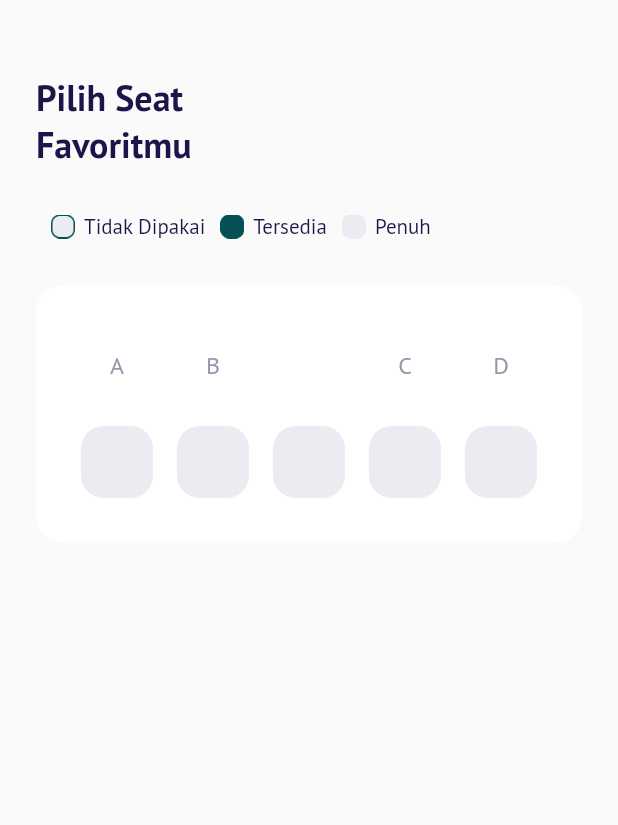
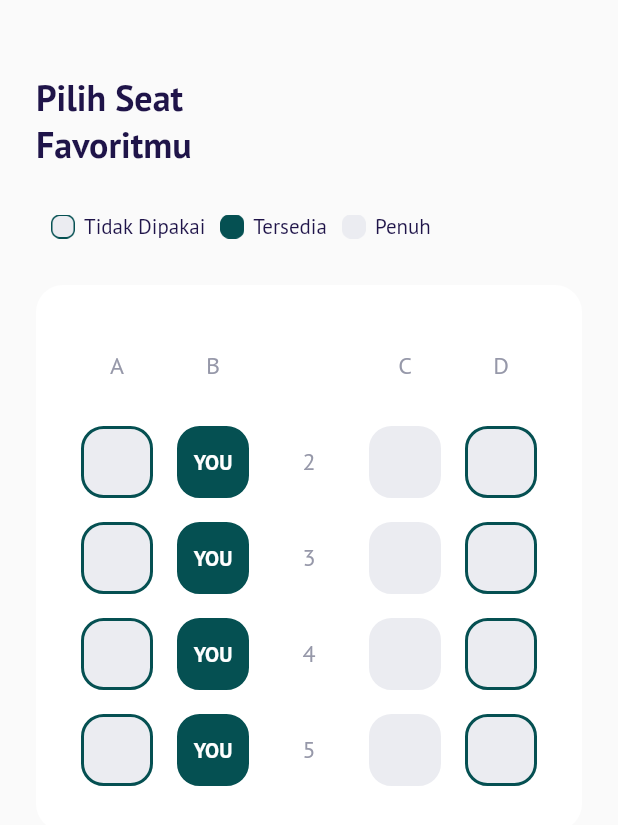
Before and after one commit to fredibagus12/terbangin-apps, a Flutter app: the ChooseSeatPage screen opened directly, on a phone screen of 412 x 824 dp. Shown: the top 825 px of the screen. Run offline on Flutter 3.47's test engine with Material 2 defaults, Android fonts, the phone set to English and light mode, and no system bars; our stand-ins replace google_fonts.

Commit message:
Choose Seat Page - Seat Item 2

```diff
--- a/terbangin/lib/ui/pages/choose_seat_page.dart
+++ b/terbangin/lib/ui/pages/choose_seat_page.dart
@@ -161,21 +161,107 @@ class ChooseSeatPage extends StatelessWidget {
                 ),
               ],
             ),
+            //NOTE: SEAT 1
             // ignore: avoid_unnecessary_containers
             Container(
               margin: const EdgeInsets.only(top: 16),
               child: Row(
                 mainAxisAlignment: MainAxisAlignment.spaceAround,
-                children: const [
-                  // ignore: prefer_const_constructors
-                  SeatItem(),
-                  SeatItem(),
-                  SeatItem(),
-                  SeatItem(),
-                  SeatItem(),
+                children: [
+                  const SeatItem(status: 0),
+                  const SeatItem(status: 1),
+                  Container(
+                    width: 48,
+                    height: 48,
+                    child: Center(
+                      child: Text(
+                        '2',
+                        style: greyTextStyle.copyWith(
+                          fontSize: 16,
+                        ),
+                      ),
+                    ),
+                  ),
+                  const SeatItem(status: 2),
+                  const SeatItem(status: 0),
                 ],
               ),
-            )
+            ),
+            // ignore: avoid_unnecessary_containers
+            Container(
+              margin: const EdgeInsets.only(top: 16),
+              child: Row(
+                mainAxisAlignment: MainAxisAlignment.spaceAround,
+                children: [
+                  const SeatItem(status: 0),
+                  const SeatItem(status: 1),
+                  Container(
+                    width: 48,
+                    height: 48,
+                    child: Center(
+                      child: Text(
+                        '3',
+                        style: greyTextStyle.copyWith(
+                          fontSize: 16,
+                        ),
+                      ),
+                    ),
+                  ),
+                  const SeatItem(status: 2),
+                  const SeatItem(status: 0),
+                ],
+              ),
+            ),
+            // ignore: avoid_unnecessary_containers
+            Container(
+              margin: const EdgeInsets.only(top: 16),
+              child: Row(
+                mainAxisAlignment: MainAxisAlignment.spaceAround,
+                children: [
+                  const SeatItem(status: 0),
+                  const SeatItem(status: 1),
+                  Container(
+                    width: 48,
+                    height: 48,
+                    child: Center(
+                      child: Text(
+                        '4',
+                        style: greyTextStyle.copyWith(
+                          fontSize: 16,
+                        ),
+                      ),
+                    ),
+                  ),
+                  const SeatItem(status: 2),
+                  const SeatItem(status: 0),
+                ],
+              ),
+            ),
+            // ignore: avoid_unnecessary_containers
+            Container(
+              margin: const EdgeInsets.only(top: 16),
+              child: Row(
+                mainAxisAlignment: MainAxisAlignment.spaceAround,
+                children: [
+                  const SeatItem(status: 0),
+                  const SeatItem(status: 1),
+                  Container(
+                    width: 48,
+                    height: 48,
+                    child: Center(
+                      child: Text(
+                        '5',
+                        style: greyTextStyle.copyWith(
+                          fontSize: 16,
+                        ),
+                      ),
+                    ),
+                  ),
+                  const SeatItem(status: 2),
+                  const SeatItem(status: 0),
+                ],
+              ),
+            ),
           ],
         ),
       );
--- a/terbangin/lib/ui/widget/seat_item.dart
+++ b/terbangin/lib/ui/widget/seat_item.dart
@@ -2,17 +2,78 @@ import 'package:flutter/material.dart';
 import 'package:terbangin/shared/theme.dart';
 
 class SeatItem extends StatelessWidget {
-  const SeatItem({Key? key}) : super(key: key);
+  final int status;
+  const SeatItem({
+    Key? key,
+    required this.status,
+  }) : super(key: key);
 
   @override
   Widget build(BuildContext context) {
+    // ignore: non_constant_identifier_names
+    backgroundColor() {
+      switch (status) {
+        case 0:
+          return kUnavailableColor;
+        case 1:
+          return kPrimaryColor;
+        case 2:
+          return kUnavailableColor;
+
+        default:
+          return kUnavailableColor;
+      }
+    }
+
+    // ignore: non_constant_identifier_names
+    BorderColor() {
+      switch (status) {
+        case 0:
+          return kPrimaryColor;
+        case 1:
+          return kPrimaryColor;
+        case 2:
+          return kUnavailableColor;
+
+        default:
+          return kUnavailableColor;
+      }
+    }
+
+    // ignore: non_constant_identifier_names
+    Child() {
+      switch (status) {
+        case 0:
+          return const SizedBox();
+        case 1:
+          return Center(
+            child: Text(
+              'YOU',
+              style: whiteTextStyle.copyWith(
+                fontWeight: semiBold,
+              ),
+            ),
+          );
+        case 2:
+          return const SizedBox();
+
+        default:
+          return const SizedBox();
+      }
+    }
+
     return Container(
       width: 48,
       height: 48,
       decoration: BoxDecoration(
-        color: kUnavailableColor,
+        color: backgroundColor(),
         borderRadius: BorderRadius.circular(15),
+        border: Border.all(
+          color: BorderColor(),
+          width: 2,
+        ),
       ),
+      child: Child(),
     );
   }
 }
```
